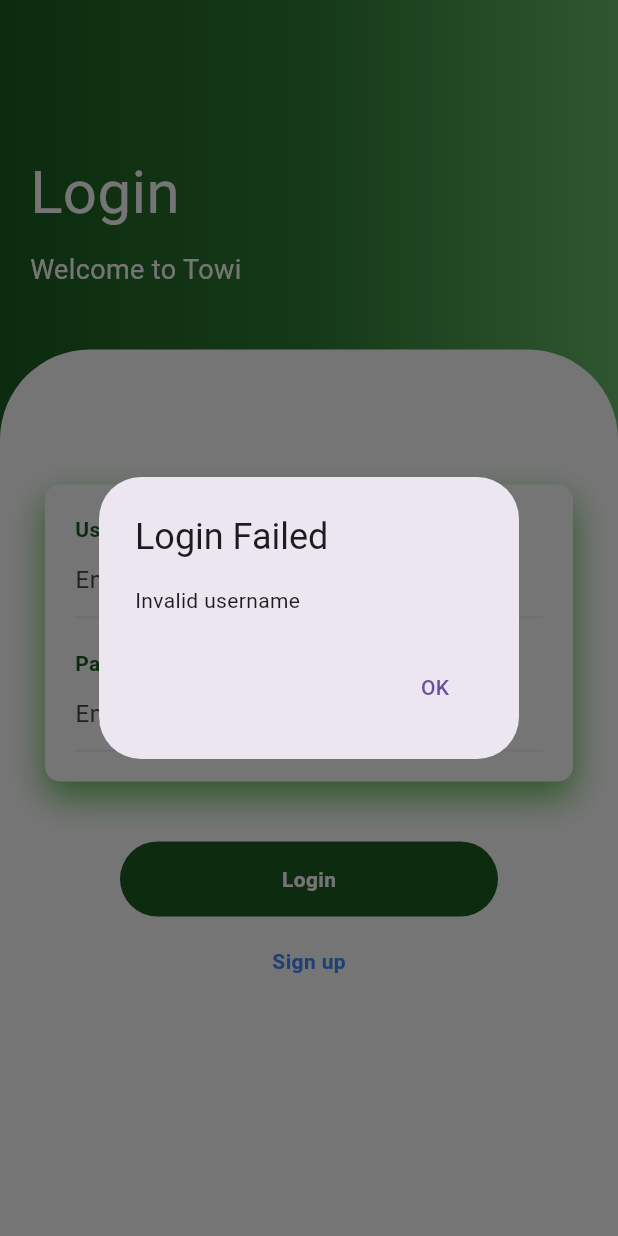
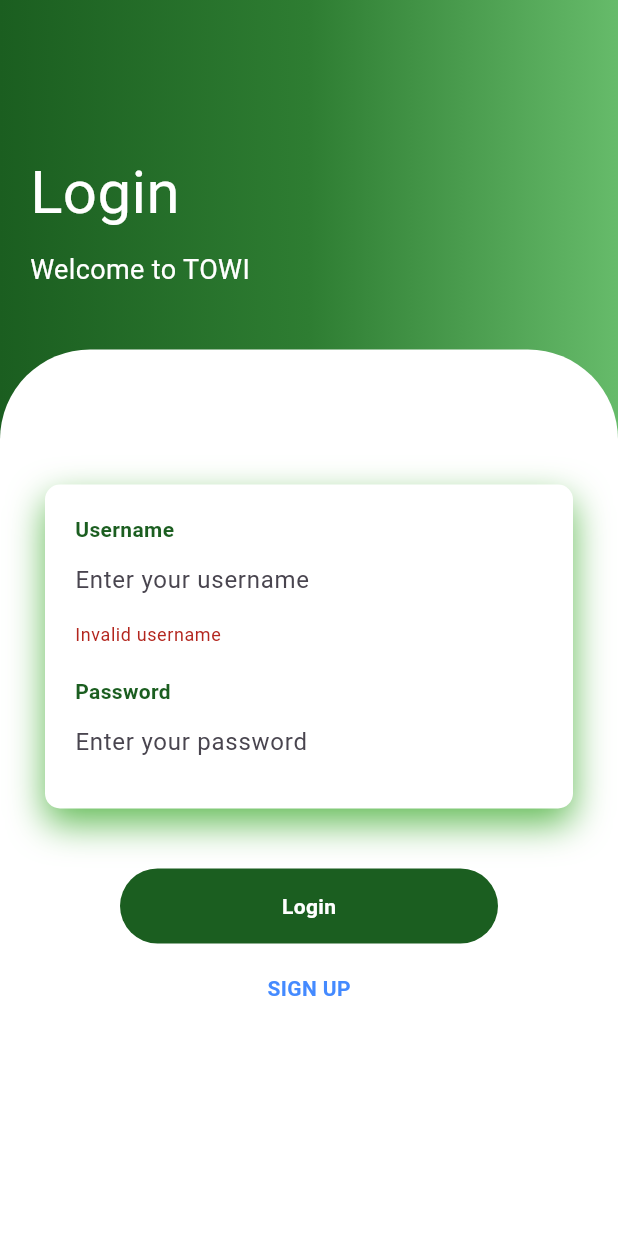
Before and after one commit to Renzely/towi, a Flutter app: the screen it shows after launch, after a tap on "Login", on a phone screen of 412 x 824 dp. Run offline on Flutter 3.47's test engine with Material 3 defaults, Android fonts, the phone set to English and light mode, and no system bars; our stand-ins replace google_fonts, shared_preferences; missing offline and left inert: bcrypt, bson, mongo_dart; generated files the repository leaves out were written again.

Commit message:
May 8 Security and Design

```diff
--- a/lib/dashboard_screen.dart
+++ b/lib/dashboard_screen.dart
@@ -11,6 +11,7 @@ import 'package:intl/intl.dart';
 import 'dart:async';
 import 'package:mongo_dart/mongo_dart.dart' as mongo;
 import 'package:shared_preferences/shared_preferences.dart';
+import 'package:google_fonts/google_fonts.dart';
 
 class Dashboard extends StatelessWidget {
   final String userName;
--- a/lib/dbHelper/mongodbDraft.dart
+++ b/lib/dbHelper/mongodbDraft.dart
@@ -9,6 +9,7 @@ String welcomeToJson(MongoDemo data) => json.encode(data.toJson());
 
 class MongoDemo {
   final ObjectId id;
+  final String remarks;
   final String firstName;
   final String lastName;
   final String emailAddress;
@@ -17,6 +18,7 @@ class MongoDemo {
   final String password;
 
   MongoDemo({
+    required this.remarks,
     required this.id,
     required this.firstName,
     required this.lastName,
@@ -29,6 +31,7 @@ class MongoDemo {
   factory MongoDemo.fromJson(Map<String, dynamic> json) {
     return MongoDemo(
       id: json['_id'],
+      remarks: json['remarks'],
       firstName: json['firstName'],
       lastName: json['lastName'],
       emailAddress: json['email_Address'],
@@ -40,6 +43,7 @@ class MongoDemo {
 
   Map<String, dynamic> toJson() => {
         '_id': id,
+        'remarks': remarks,
         'firstName': firstName,
         'lastName': lastName,
         'email_Address': emailAddress,
--- a/lib/login_screen.dart
+++ b/lib/login_screen.dart
@@ -6,10 +6,18 @@ import 'package:demo_app/signUp_screen.dart';
 import 'package:demo_app/dbHelper/mongodb.dart';
 import 'package:bcrypt/bcrypt.dart';
 import 'package:shared_preferences/shared_preferences.dart';
+import 'package:google_fonts/google_fonts.dart';
 
-class LoginPage extends StatelessWidget {
+class LoginPage extends StatefulWidget {
+  @override
+  _LoginPageState createState() => _LoginPageState();
+}
+
+class _LoginPageState extends State<LoginPage> {
   final TextEditingController usernameController = TextEditingController();
   final TextEditingController passwordController = TextEditingController();
+  String usernameErrorText = '';
+  String passwordErrorText = '';
 
   Future<void> _login(BuildContext context) async {
     final String username = usernameController.text;
@@ -44,42 +52,14 @@ class LoginPage extends StatelessWidget {
             ),
           );
         } else {
-          showDialog(
-            context: context,
-            builder: (BuildContext context) {
-              return AlertDialog(
-                title: Text("Login Failed"),
-                content: Text("Invalid password"),
-                actions: [
-                  TextButton(
-                    onPressed: () {
-                      Navigator.pop(context);
-                    },
-                    child: Text("OK"),
-                  ),
-                ],
-              );
-            },
-          );
+          setState(() {
+            passwordErrorText = 'Invalid password';
+          });
         }
       } else {
-        showDialog(
-          context: context,
-          builder: (BuildContext context) {
-            return AlertDialog(
-              title: Text("Login Failed"),
-              content: Text("Invalid username"),
-              actions: [
-                TextButton(
-                  onPressed: () {
-                    Navigator.pop(context);
-                  },
-                  child: Text("OK"),
-                ),
-              ],
-            );
-          },
-        );
+        setState(() {
+          usernameErrorText = 'Invalid username';
+        });
       }
     } catch (e) {
       showDialog(
@@ -140,12 +120,14 @@ class LoginPage extends StatelessWidget {
                 children: <Widget>[
                   Text(
                     "Login",
-                    style: TextStyle(color: Colors.white, fontSize: 40),
+                    style:
+                        GoogleFonts.roboto(color: Colors.white, fontSize: 40),
                   ),
                   SizedBox(height: 10),
                   Text(
-                    "Welcome to Towi",
-                    style: TextStyle(color: Colors.white, fontSize: 18),
+                    "Welcome to TOWI",
+                    style:
+                        GoogleFonts.roboto(color: Colors.white, fontSize: 18),
                   ),
                 ],
               ),
@@ -188,26 +170,24 @@ class LoginPage extends StatelessWidget {
                               children: [
                                 Text(
                                   'Username',
-                                  style: TextStyle(
+                                  style: GoogleFonts.roboto(
                                     color: Colors.green[900],
                                     fontWeight: FontWeight.bold,
                                   ),
                                 ),
-                                Container(
-                                  decoration: BoxDecoration(
-                                    border: Border(
-                                      bottom: BorderSide(
-                                        color: Colors.grey[200]!,
-                                      ),
-                                    ),
-                                  ),
-                                  child: TextField(
-                                    controller:
-                                        usernameController, // Add controller
+                                TextFormField(
+                                  controller: usernameController,
+                                  onChanged: (_) {
+                                    setState(() {
+                                      usernameErrorText = '';
+                                    });
+                                  },
                                   decoration: InputDecoration(
                                     hintText: 'Enter your username',
                                     border: InputBorder.none,
-                                    ),
+                                    errorText: usernameErrorText.isNotEmpty
+                                        ? usernameErrorText
+                                        : null,
                                   ),
                                 ),
                               ],
@@ -219,27 +199,25 @@ class LoginPage extends StatelessWidget {
                               children: [
                                 Text(
                                   'Password',
-                                  style: TextStyle(
+                                  style: GoogleFonts.roboto(
                                     color: Colors.green[900],
                                     fontWeight: FontWeight.bold,
                                   ),
                                 ),
-                                Container(
-                                  decoration: BoxDecoration(
-                                    border: Border(
-                                      bottom: BorderSide(
-                                        color: Colors.grey[200]!,
-                                      ),
-                                    ),
-                                  ),
-                                  child: TextField(
-                                    controller:
-                                        passwordController, // Add controller
+                                TextFormField(
+                                  controller: passwordController,
+                                  onChanged: (_) {
+                                    setState(() {
+                                      passwordErrorText = '';
+                                    });
+                                  },
                                   obscureText: true, // To hide password
                                   decoration: InputDecoration(
                                     hintText: 'Enter your password',
                                     border: InputBorder.none,
-                                    ),
+                                    errorText: passwordErrorText.isNotEmpty
+                                        ? passwordErrorText
+                                        : null,
                                   ),
                                 ),
                               ],
@@ -264,7 +242,7 @@ class LoginPage extends StatelessWidget {
                           child: Center(
                             child: Text(
                               "Login",
-                              style: TextStyle(
+                              style: GoogleFonts.roboto(
                                 color: Colors.white,
                                 fontWeight: FontWeight.bold,
                               ),
@@ -286,8 +264,8 @@ class LoginPage extends StatelessWidget {
                           );
                         },
                         child: Text(
-                          'Sign up',
-                          style: TextStyle(
+                          'SIGN UP',
+                          style: GoogleFonts.roboto(
                             color: Colors.blueAccent[200],
                             fontWeight: FontWeight.bold,
                           ),
--- a/lib/main.dart
+++ b/lib/main.dart
@@ -4,6 +4,8 @@ import 'package:flutter/material.dart';
 import 'package:demo_app/login_screen.dart'; // Import your LoginPage
 import 'package:shared_preferences/shared_preferences.dart';
 import 'package:demo_app/dashboard_screen.dart';
+import 'package:google_fonts/google_fonts.dart';
+
 // Import MongoDatabase
 
 void main() async {
@@ -37,6 +39,11 @@ class MyApp extends StatelessWidget {
 
   @override
   Widget build(BuildContext context) => MaterialApp(
+        theme: ThemeData(
+          textTheme: GoogleFonts.robotoTextTheme(
+            Theme.of(context).textTheme,
+          ),
+        ),
         home: isLoggedIn
             ? Dashboard(
                 userName: userName,
--- a/pubspec.yaml
+++ b/pubspec.yaml
@@ -15,6 +15,7 @@ dependencies:
   intl: ^0.18.1
   bcrypt: 1.1.3
   shared_preferences: ^2.2.3
+  google_fonts: ^6.2.1
 
 dev_dependencies:
   flutter_test:
```
Also changed, not shown: lib/signUp_screen.dart (+177 -29 lines), pubspec.lock, 1 other file. Lines whose indentation alone changed are shown as unchanged.
